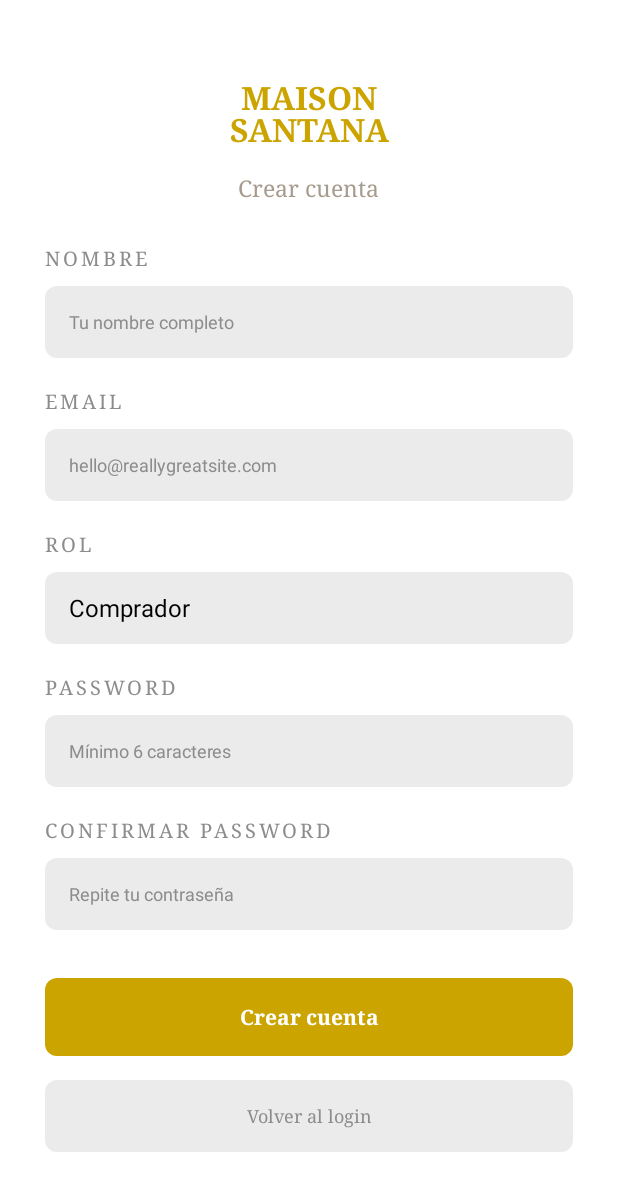
After one commit to juliethsantana3142-ops/MaisonSantana, an Android app: the RegistroActivity screen opened directly, with no data from a screen before it, on a phone screen of 412 x 824 dp. The commit adds this screen. Shown: the top 1191 px of the screen. Run offline under Robolectric (Android 15) with nearby library versions, the phone set to English and light mode, and no system bars.

Commit message:
Registro con roles y login que redirige segun el rol

```diff
--- /dev/null
+++ b/app/src/main/java/com/maisonsantana/app/RegistroActivity.kt
@@ -0,0 +1,73 @@
+package com.maisonsantana.app
+
+import android.content.Context
+import android.os.Bundle
+import android.util.Patterns
+import android.widget.ArrayAdapter
+import android.widget.Button
+import android.widget.EditText
+import android.widget.Spinner
+import android.widget.Toast
+import androidx.appcompat.app.AppCompatActivity
+
+class RegistroActivity : AppCompatActivity() {
+    override fun onCreate(savedInstanceState: Bundle?) {
+        super.onCreate(savedInstanceState)
+        setContentView(R.layout.activity_registro)
+
+        val etNombre = findViewById<EditText>(R.id.etNombre)
+        val etCorreo = findViewById<EditText>(R.id.etRegCorreo)
+        val etContrasena = findViewById<EditText>(R.id.etRegContrasena)
+        val etConfirmar = findViewById<EditText>(R.id.etRegConfirmar)
+        val spRol = findViewById<Spinner>(R.id.spRolRegistro)
+
+        val roles = listOf("Comprador", "Vendedor", "Administrador")
+        spRol.adapter = ArrayAdapter(this, android.R.layout.simple_spinner_dropdown_item, roles)
+
+        findViewById<Button>(R.id.btnCrearCuenta).setOnClickListener {
+            val nombre = etNombre.text.toString().trim()
+            val correo = etCorreo.text.toString().trim().lowercase()
+            val contrasena = etContrasena.text.toString()
+            val confirmar = etConfirmar.text.toString()
+            val rol = spRol.selectedItem.toString()
+
+            if (nombre.isBlank() || correo.isBlank() || contrasena.isBlank() || confirmar.isBlank()) {
+                mostrar("Completa todos los campos")
+                return@setOnClickListener
+            }
+            if (!Patterns.EMAIL_ADDRESS.matcher(correo).matches()) {
+                mostrar("Correo no válido")
+                return@setOnClickListener
+            }
+            if (contrasena.length < 6) {
+                mostrar("La contraseña debe tener mínimo 6 caracteres")
+                return@setOnClickListener
+            }
+            if (contrasena != confirmar) {
+                mostrar("Las contraseñas no coinciden")
+                return@setOnClickListener
+            }
+
+            val prefs = getSharedPreferences("usuarios", Context.MODE_PRIVATE)
+            if (prefs.contains("pass_$correo")) {
+                mostrar("Ese correo ya está registrado")
+                return@setOnClickListener
+            }
+
+            prefs.edit()
+                .putString("nombre_$correo", nombre)
+                .putString("pass_$correo", contrasena)
+                .putString("rol_$correo", rol)
+                .apply()
+
+            mostrar("Cuenta creada como $rol. Ahora inicia sesión")
+            finish()
+        }
+
+        findViewById<Button>(R.id.btnVolverLogin).setOnClickListener { finish() }
+    }
+
+    private fun mostrar(texto: String) {
+        Toast.makeText(this, texto, Toast.LENGTH_SHORT).show()
+    }
+}
--- /dev/null
+++ b/app/src/main/res/layout/activity_registro.xml
@@ -0,0 +1,194 @@
+<?xml version="1.0" encoding="utf-8"?>
+<ScrollView xmlns:android="http://schemas.android.com/apk/res/android"
+    android:layout_width="match_parent"
+    android:layout_height="match_parent"
+    android:background="@color/white"
+    android:fillViewport="true">
+
+    <LinearLayout
+        android:layout_width="match_parent"
+        android:layout_height="wrap_content"
+        android:orientation="vertical"
+        android:paddingStart="30dp"
+        android:paddingEnd="30dp">
+
+        <TextView
+            android:layout_width="wrap_content"
+            android:layout_height="wrap_content"
+            android:layout_gravity="center_horizontal"
+            android:layout_marginTop="50dp"
+            android:fontFamily="serif"
+            android:gravity="center"
+            android:lineSpacingExtra="-4dp"
+            android:text="@string/app_logo"
+            android:textColor="@color/gold"
+            android:textSize="21sp"
+            android:textStyle="bold" />
+
+        <TextView
+            android:layout_width="wrap_content"
+            android:layout_height="wrap_content"
+            android:layout_gravity="center_horizontal"
+            android:layout_marginTop="14dp"
+            android:layout_marginBottom="28dp"
+            android:fontFamily="serif"
+            android:text="Crear cuenta"
+            android:textColor="@color/text_slogan"
+            android:textSize="15sp" />
+
+        <TextView
+            android:layout_width="wrap_content"
+            android:layout_height="wrap_content"
+            android:layout_marginBottom="10dp"
+            android:fontFamily="serif"
+            android:letterSpacing="0.15"
+            android:text="NOMBRE"
+            android:textColor="@color/text_muted"
+            android:textSize="13sp" />
+
+        <EditText
+            android:id="@+id/etNombre"
+            android:layout_width="match_parent"
+            android:layout_height="48dp"
+            android:autofillHints="name"
+            android:background="@drawable/bg_input"
+            android:hint="Tu nombre completo"
+            android:inputType="textPersonName"
+            android:paddingStart="16dp"
+            android:paddingEnd="16dp"
+            android:singleLine="true"
+            android:textColor="@color/text_dark"
+            android:textColorHint="@color/text_muted"
+            android:textSize="12sp" />
+
+        <TextView
+            android:layout_width="wrap_content"
+            android:layout_height="wrap_content"
+            android:layout_marginTop="20dp"
+            android:layout_marginBottom="10dp"
+            android:fontFamily="serif"
+            android:letterSpacing="0.15"
+            android:text="@string/label_email"
+            android:textColor="@color/text_muted"
+            android:textSize="13sp" />
+
+        <EditText
+            android:id="@+id/etRegCorreo"
+            android:layout_width="match_parent"
+            android:layout_height="48dp"
+            android:autofillHints="emailAddress"
+            android:background="@drawable/bg_input"
+            android:hint="@string/hint_email"
+            android:inputType="textEmailAddress"
+            android:paddingStart="16dp"
+            android:paddingEnd="16dp"
+            android:singleLine="true"
+            android:textColor="@color/text_dark"
+            android:textColorHint="@color/text_muted"
+            android:textSize="12sp" />
+
+        <TextView
+            android:layout_width="wrap_content"
+            android:layout_height="wrap_content"
+            android:layout_marginTop="20dp"
+            android:layout_marginBottom="10dp"
+            android:fontFamily="serif"
+            android:letterSpacing="0.15"
+            android:text="ROL"
+            android:textColor="@color/text_muted"
+            android:textSize="13sp" />
+
+        <Spinner
+            android:id="@+id/spRolRegistro"
+            android:layout_width="match_parent"
+            android:layout_height="48dp"
+            android:background="@drawable/bg_input"
+            android:paddingStart="8dp" />
+
+        <TextView
+            android:layout_width="wrap_content"
+            android:layout_height="wrap_content"
+            android:layout_marginTop="20dp"
+            android:layout_marginBottom="10dp"
+            android:fontFamily="serif"
+            android:letterSpacing="0.15"
+            android:text="@string/label_password"
+            android:textColor="@color/text_muted"
+            android:textSize="13sp" />
+
+        <EditText
+            android:id="@+id/etRegContrasena"
+            android:layout_width="match_parent"
+            android:layout_height="48dp"
+            android:autofillHints="newPassword"
+            android:background="@drawable/bg_input"
+            android:hint="Mínimo 6 caracteres"
+            android:inputType="textPassword"
+            android:paddingStart="16dp"
+            android:paddingEnd="16dp"
+            android:singleLine="true"
+            android:textColor="@color/text_dark"
+            android:textColorHint="@color/text_muted"
+            android:textSize="12sp" />
+
+        <TextView
+            android:layout_width="wrap_content"
+            android:layout_height="wrap_content"
+            android:layout_marginTop="20dp"
+            android:layout_marginBottom="10dp"
+            android:fontFamily="serif"
+            android:letterSpacing="0.15"
+            android:text="CONFIRMAR PASSWORD"
+            android:textColor="@color/text_muted"
+            android:textSize="13sp" />
+
+        <EditText
+            android:id="@+id/etRegConfirmar"
+            android:layout_width="match_parent"
+            android:layout_height="48dp"
+            android:autofillHints="newPassword"
+            android:background="@drawable/bg_input"
+            android:hint="Repite tu contraseña"
+            android:inputType="textPassword"
+            android:paddingStart="16dp"
+            android:paddingEnd="16dp"
+            android:singleLine="true"
+            android:textColor="@color/text_dark"
+            android:textColorHint="@color/text_muted"
+            android:textSize="12sp" />
+
+        <Button
+            android:id="@+id/btnCrearCuenta"
+            android:layout_width="match_parent"
+            android:layout_height="52dp"
+            android:layout_marginTop="32dp"
+            android:background="@drawable/bg_button_gold"
+            android:backgroundTint="@null"
+            android:fontFamily="serif"
+            android:stateListAnimator="@null"
+            android:text="Crear cuenta"
+            android:textAllCaps="false"
+            android:textColor="@color/white"
+            android:textSize="14sp"
+            android:textStyle="bold" />
+
+        <Button
+            android:id="@+id/btnVolverLogin"
+            android:layout_width="match_parent"
+            android:layout_height="48dp"
+            android:layout_marginTop="16dp"
+            android:background="@drawable/bg_button_gray"
+            android:backgroundTint="@null"
+            android:fontFamily="serif"
+            android:stateListAnimator="@null"
+            android:text="Volver al login"
+            android:textAllCaps="false"
+            android:textColor="@color/text_muted"
+            android:textSize="12sp" />
+
+        <View
+            android:layout_width="match_parent"
+            android:layout_height="30dp" />
+
+    </LinearLayout>
+</ScrollView>
--- a/app/src/main/res/values/themes.xml
+++ b/app/src/main/res/values/themes.xml
@@ -1,3 +1,6 @@
 <resources>
-    <style name="Theme.MaisonSantana" parent="android:Theme.Material.Light.NoActionBar" />
+    <style name="Theme.MaisonSantana" parent="Theme.AppCompat.Light.NoActionBar">
+        <item name="colorPrimary">@color/gold</item>
+        <item name="colorAccent">@color/gold</item>
+    </style>
 </resources>
--- a/build.gradle.kts
+++ b/build.gradle.kts
@@ -1,4 +1,4 @@
-// Top-level build file where you can add configuration options common to all sub-projects/modules.
+
 plugins {
     alias(libs.plugins.android.application) apply false
     alias(libs.plugins.kotlin.android) apply false
```
Also changed, not shown: app/build.gradle.kts (+4 -4 lines), app/src/main/AndroidManifest.xml (+11 -7 lines), app/src/main/java/com/maisonsantana/app/AdminActivity.kt (added, +18 -0 lines), app/src/main/java/com/maisonsantana/app/InicioActivity.kt (added, +11 -0 lines), app/src/main/java/com/maisonsantana/app/MainActivity.kt (+31 -6 lines), app/src/main/java/com/maisonsantana/app/VendedorActivity.kt (added, +18 -0 lines), app/src/main/res/layout/activity_admin.xml (added, +28 -0 lines), app/src/main/res/layout/activity_inicio.xml (added, +17 -0 lines), app/src/main/res/layout/activity_vendedor.xml (added, +28 -0 lines).
